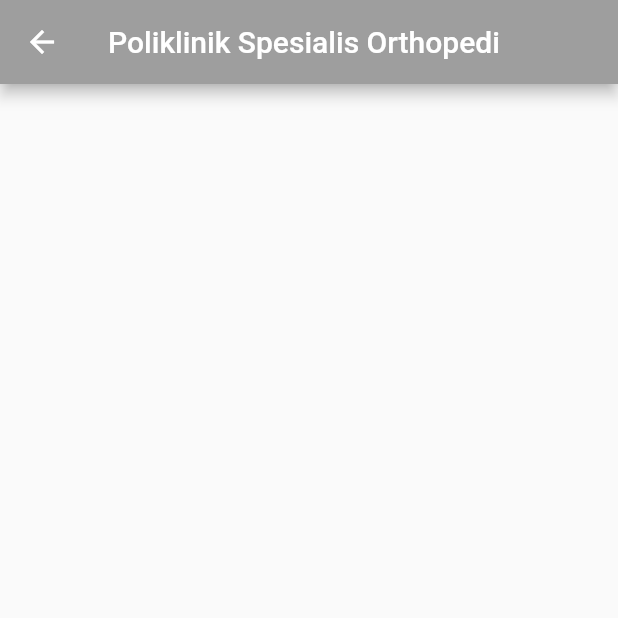
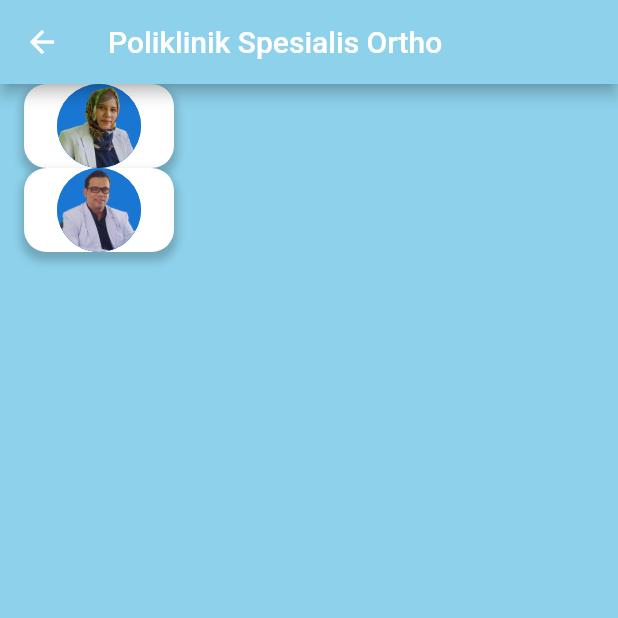
Before and after one commit to rizkytsun/rsumitradelima, a Flutter app: the JadwalOrtho screen opened directly, on a phone screen of 412 x 824 dp, the top half of it. Run offline on Flutter 3.47's test engine with Material 2 defaults, Android fonts, the light colour scheme and no system bars; our stand-ins replace flutter_icons, flutter_svg, font_awesome_flutter, google_nav_bar, line_awesome_icons, line_icons; project files that could hold a hidden picture were left out.

Commit message:
Update jadwalKandungan.dart, jadwalOrtho.dart, and pubspec.lock

```diff
--- a/lib/page/jadwaldokter/jadwalKandungan.dart
+++ b/lib/page/jadwaldokter/jadwalKandungan.dart
@@ -29,17 +29,17 @@ class _JadwalKandunganState extends State<JadwalKandungan> {
             gambar: "assets/dokter/widiyanti.png",
             nama: "dr. Widiyanti, Sp.OG",
             jadwal: "Senin & Kamis",
-            jadwala: "        : 10.00 - Selesai",
+            jadwala: " : 10.00 - Selesai",
             jadwal2: "Sabtu",
-            jadwal2a: "                         : 12.00 - Selesai",
+            jadwal2a: " : 12.00 - Selesai",
           ),
           ListDokter(
             gambar: "assets/dokter/widi.png",
             nama: "dr. Widi Hatmaka, Sp.OG",
             jadwal: "Senin & Kamis",
-            jadwala: "        : 10.00 - Selesai",
+            jadwala: " : 10.00 - Selesai",
             jadwal2: "Sabtu",
-            jadwal2a: "                         : 12.00 - Selesai",
+            jadwal2a: " : 12.00 - Selesai",
           ),
         ],
       ),
@@ -80,8 +80,8 @@ class ListDokter extends StatelessWidget {
                 offset: Offset(0, 4),
               )
             ]),
-        child: new Center(
         child: new Row(
+          mainAxisSize: MainAxisSize.max,
           children: <Widget>[
             Padding(
               padding: const EdgeInsets.all(1.0),
@@ -93,12 +93,11 @@ class ListDokter extends StatelessWidget {
                 ),
               ),
             ),
-              new Container(
-                child: Padding(
+            Padding(
               padding: const EdgeInsets.all(10.0),
-                  child: new Center(
               child: new Column(
                 crossAxisAlignment: CrossAxisAlignment.start,
+                mainAxisAlignment: MainAxisAlignment.spaceBetween,
                 children: <Widget>[
                   new Text(
                     nama,
@@ -107,19 +106,26 @@ class ListDokter extends StatelessWidget {
                         fontWeight: FontWeight.bold,
                         color: Colors.black),
                   ),
+                  SizedBox(height: 10,),
                   Row(
+                    crossAxisAlignment: CrossAxisAlignment.start,
+                    mainAxisAlignment: MainAxisAlignment.spaceBetween,
+                    mainAxisSize: MainAxisSize.max,
                     children: <Widget>[
                       new Text(
                         jadwal,
                         style: new TextStyle(
                             fontSize: 15.0, color: Colors.grey),
                       ),
+                      // Expanded(),
                       new Text(
-                              jadwala,
+                        jadwala, style: TextStyle(color: Colors.grey),
                       )
                     ],
                   ),
                   Row(
+                    crossAxisAlignment: CrossAxisAlignment.start,
+                    mainAxisAlignment: MainAxisAlignment.spaceBetween,
                     children: <Widget>[
                       new Text(
                         jadwal2,
@@ -127,17 +133,14 @@ class ListDokter extends StatelessWidget {
                             fontSize: 15.0, color: Colors.grey),
                       ),
                       new Text(
-                              jadwal2a,
+                        jadwal2a, style: TextStyle(color: Colors.grey),
                       )
                     ],
                   ),
                 ],
               ),
             ),
-                ),
-              ),
           ],
-          ),
         ),
       ),
     );
--- a/lib/page/jadwaldokter/jadwalOrtho.dart
+++ b/lib/page/jadwaldokter/jadwalOrtho.dart
@@ -4,7 +4,7 @@ import 'package:rsumitradelima/page/daftar_poli.dart';
 
 void main() {
   runApp(new MaterialApp(
-    title: "jadwalOrtho",
+    title: "jadwalKandungan",
     home: new JadwalOrtho(),
   ));
 }
@@ -19,9 +19,144 @@ class _JadwalOrthoState extends State<JadwalOrtho> {
   Widget build(BuildContext context) {
     return new Scaffold(
       appBar: new AppBar(
-        backgroundColor: Colors.grey,
-        title: new Text('Poliklinik Spesialis Orthopedi'),
+        backgroundColor: MyConstants().colorJadwalDR,
+        title: new Text('Poliklinik Spesialis Ortho'),
+      ),
+      backgroundColor: MyConstants().colorJadwalDR,
+      body: new ListView(
+        children: <Widget>[
+          ListDokter(
+            gambar: "assets/dokter/widiyanti.png",
+            nama: "dr. Widiyanti, Sp.OG",
+            jadwal: "Senin & Kamis",
+            jadwala: " : 10.00 - Selesai",
+            jadwal2: "Sabtu",
+            jadwal2a: " : 12.00 - Selesai",
+          ),
+          ListDokter(
+            gambar: "assets/dokter/widi.png",
+            nama: "dr. Widi Hatmaka, Sp.OG",
+            jadwal: "Senin & Kamis",
+            jadwala: " : 10.00 - Selesai",
+            jadwal2: "Sabtu",
+            jadwal2a: " : 12.00 - Selesai",
+          ),
+        ],
       ),
     );
   }
 }
+
+class ListDokter extends StatelessWidget {
+  ListDokter(
+      {this.gambar,
+      this.nama,
+      this.jadwal,
+      this.jadwala,
+      this.jadwal2,
+      this.jadwal2a});
+
+  final String gambar;
+  final String nama;
+  final String jadwal;
+  final String jadwala;
+  final String jadwal2;
+  final String jadwal2a;
+
+  @override
+  Widget build(BuildContext context) {
+    return new ListTile(
+        leading: Row(
+          mainAxisAlignment: MainAxisAlignment.start,
+          children: <Widget>[
+            Container(
+              decoration: BoxDecoration(
+                borderRadius: BorderRadius.circular(15),
+            color: Colors.white,
+            boxShadow: [
+              BoxShadow(
+                color: Colors.black.withOpacity(0.2),
+                spreadRadius: 2,
+                blurRadius: 4,
+                offset: Offset(0, 4),
+              )
+            ]),
+              child: Padding(
+                padding: const EdgeInsets.all(0.0),
+                    child: CircleAvatar(
+                      radius: 50,
+                      child: CircleAvatar(
+                        radius: 28,
+                        backgroundImage: AssetImage(gambar),
+                      ),
+                    ),),
+            ),
+          ],
+        ),
+
+
+      // child: new Row(
+      //   mainAxisSize: MainAxisSize.max,
+      //   children: <Widget>[
+      //     Padding(
+      //       padding: const EdgeInsets.all(1.0),
+      //       child: CircleAvatar(
+      //         radius: 40,
+      //         child: CircleAvatar(
+      //           radius: 40,
+      //           backgroundImage: AssetImage(gambar),
+      //         ),
+      //       ),
+      //     ),
+      //     Padding(
+      //       padding: const EdgeInsets.all(10.0),
+      //       child: new Column(
+      //         crossAxisAlignment: CrossAxisAlignment.start,
+      //         mainAxisAlignment: MainAxisAlignment.spaceBetween,
+      //         children: <Widget>[
+      //           new Text(
+      //             nama,
+      //             style: new TextStyle(
+      //                 fontSize: 16.0,
+      //                 fontWeight: FontWeight.bold,
+      //                 color: Colors.black),
+      //           ),
+      //           SizedBox(height: 10,),
+      //           Row(
+      //             crossAxisAlignment: CrossAxisAlignment.start,
+      //             mainAxisAlignment: MainAxisAlignment.spaceBetween,
+      //             mainAxisSize: MainAxisSize.max,
+      //             children: <Widget>[
+      //               new Text(
+      //                 jadwal,
+      //                 style: new TextStyle(
+      //                     fontSize: 15.0, color: Colors.grey),
+      //               ),
+      //               // Expanded(),
+      //               new Text(
+      //                 jadwala, style: TextStyle(color: Colors.grey),
+      //               )
+      //             ],
+      //           ),
+      //           Row(
+      //             crossAxisAlignment: CrossAxisAlignment.start,
+      //             mainAxisAlignment: MainAxisAlignment.spaceBetween,
+      //             children: <Widget>[
+      //               new Text(
+      //                 jadwal2,
+      //                 style: new TextStyle(
+      //                     fontSize: 15.0, color: Colors.grey),
+      //               ),
+      //               new Text(
+      //                 jadwal2a, style: TextStyle(color: Colors.grey),
+      //               )
+      //             ],
+      //           ),
+      //         ],
+      //       ),
+      //     ),
+        // ],
+      // ),
+    );
+  }
+}
```
Also changed, not shown: pubspec.lock. Lines whose indentation alone changed are shown as unchanged.
